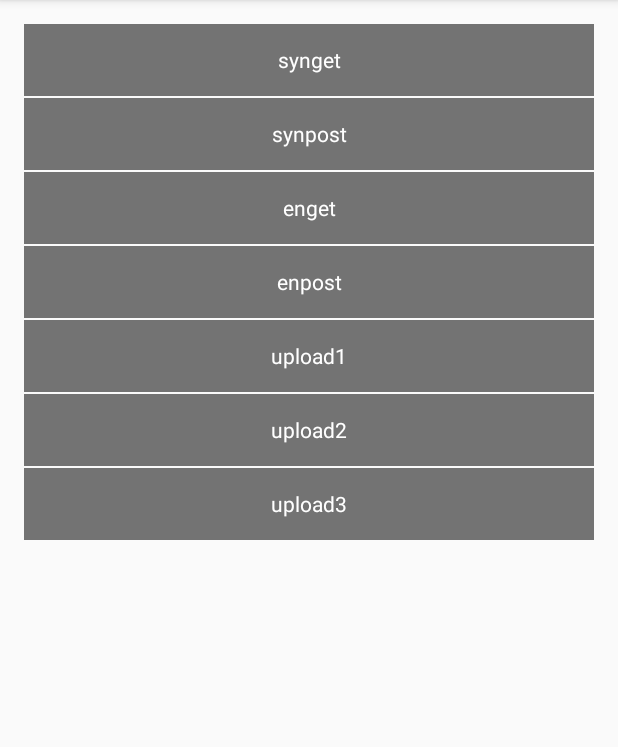
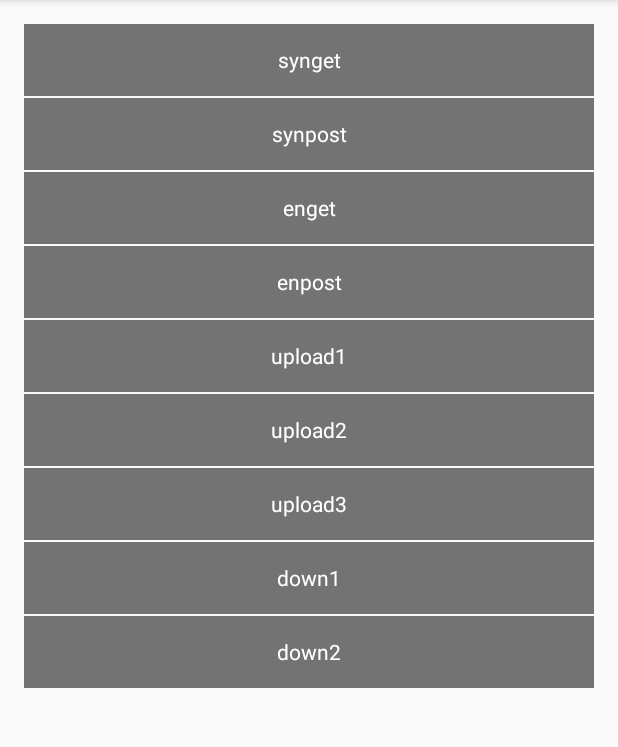
Before and after one commit to mygzk/OkHttpDemo, an Android app: the screen it shows after launch (MainActivity), on a phone screen of 412 x 824 dp, the part 84-831 px from its top. Run offline under Robolectric (Android 15) with nearby library versions, the phone set to English and light mode, and no system bars.

Commit message:
test down

```diff
--- a/app/src/main/res/layout/activity_main.xml
+++ b/app/src/main/res/layout/activity_main.xml
@@ -1,14 +1,20 @@
 <?xml version="1.0" encoding="utf-8"?>
-<LinearLayout xmlns:android="http://schemas.android.com/apk/res/android"
+<ScrollView xmlns:android="http://schemas.android.com/apk/res/android"
     xmlns:tools="http://schemas.android.com/tools"
     android:layout_width="match_parent"
     android:layout_height="match_parent"
-    android:orientation="vertical"
+
     android:paddingBottom="@dimen/activity_vertical_margin"
     android:paddingLeft="@dimen/activity_horizontal_margin"
     android:paddingRight="@dimen/activity_horizontal_margin"
     android:paddingTop="@dimen/activity_vertical_margin"
     tools:context="com.example.okhttpdemo.MainActivity">
+
+    <LinearLayout
+        android:layout_width="match_parent"
+        android:layout_height="match_parent"
+        android:orientation="vertical">
+
 
         <TextView
             android:id="@+id/synget"
@@ -79,4 +85,25 @@
             android:gravity="center"
             android:text="upload3"
             android:textColor="#fff" />
+
+        <TextView
+            android:id="@+id/down1"
+            android:layout_width="match_parent"
+            android:layout_height="48dp"
+            android:layout_marginBottom="1dp"
+            android:background="#89000000"
+            android:gravity="center"
+            android:text="down1"
+            android:textColor="#fff" />
+
+        <TextView
+            android:id="@+id/down2"
+            android:layout_width="match_parent"
+            android:layout_height="48dp"
+            android:layout_marginBottom="1dp"
+            android:background="#89000000"
+            android:gravity="center"
+            android:text="down2"
+            android:textColor="#fff" />
     </LinearLayout>
+</ScrollView>
```
Also changed, not shown: app/src/main/java/com/example/okhttpdemo/MainActivity.java (+58 -0 lines). Lines whose indentation alone changed are shown as unchanged.
